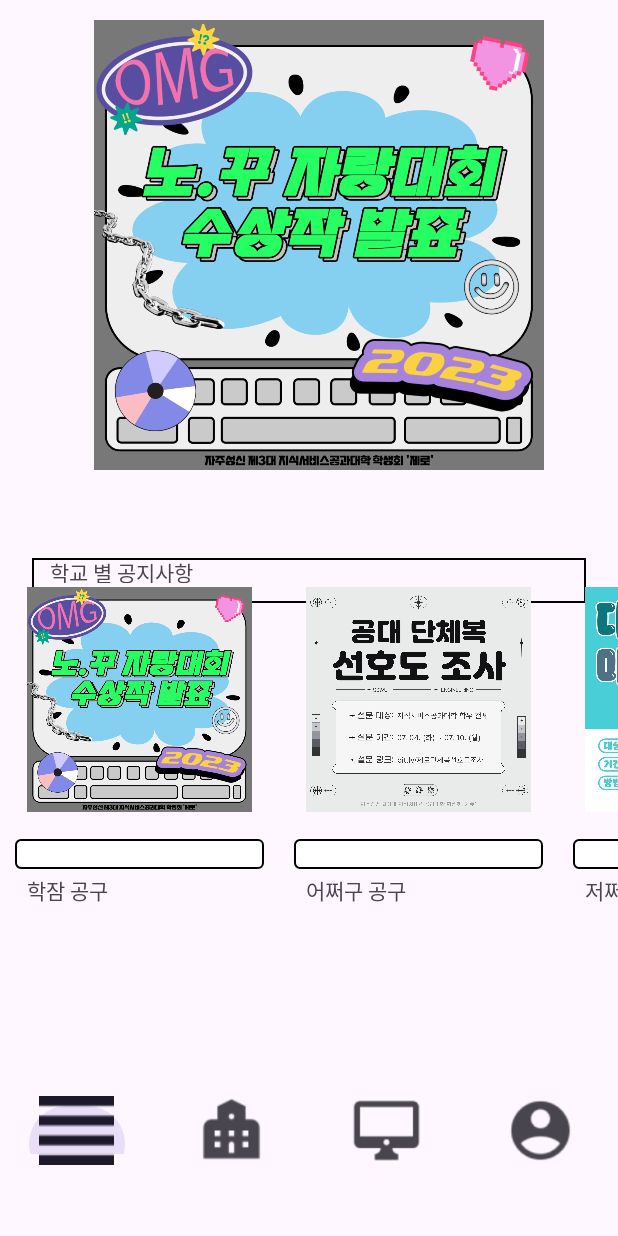
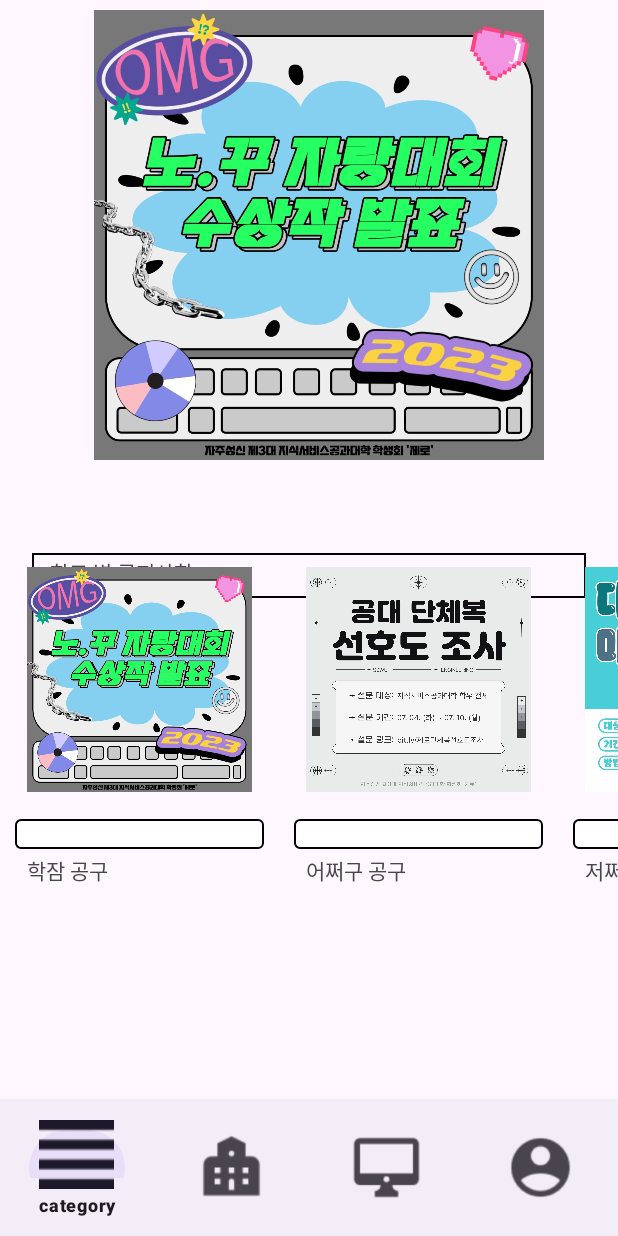
Before and after one commit to LeeYeRyeong/softwarechallenge_2023, an Android app: the screen it shows after launch (MainActivity), on a phone screen of 412 x 824 dp. Run offline under Robolectric (Android 15) with nearby library versions, the phone set to English and light mode, and no system bars.

Commit message:
테스트

```diff
--- a/app/src/main/java/com/example/cambus/MainActivity.java
+++ b/app/src/main/java/com/example/cambus/MainActivity.java
@@ -13,25 +13,47 @@ import androidx.annotation.Nullable;
 import androidx.appcompat.app.AppCompatActivity;
 import androidx.fragment.app.Fragment;
 
+import com.google.android.material.bottomnavigation.BottomNavigationView;
 import com.google.android.material.navigation.NavigationBarView;
 
 public class MainActivity extends AppCompatActivity {
 
-    Fragment category;
-    Fragment school;
-    Fragment department;
-    Fragment user;
+    @Override
+    protected void onCreate(Bundle savedInstanceState) {
+        super.onCreate(savedInstanceState);
+        setContentView(R.layout.activity_fragmant);
 
-    @Override
-    protected void onCreate(@Nullable Bundle savedInstanceState) {
-        super.onCreate(savedInstanceState);
-        setContentView(R.layout.school_home);
 
-        school = new Fragment();
-        department = new Fragment();
-        user = new Fragment();
+        // 프래그먼트 객체 선언
+        Fragment fragmentSchool = new school();
+        Fragment fragmentDepartment = new department();
+        Fragment fragmentUser = new user();
 
-        getSupportFragmentManager().beginTransaction().replace(androidx.fragment.R.id.action_container, school).commit();
+        //제일 처음 띄워줄 뷰를 세팅해줍니다. commit();까지 해줘야 합니다.
+        getSupportFragmentManager().beginTransaction().replace(R.id.frame_layout, fragmentSchool).commitAllowingStateLoss();
 
+        // 바텀 네비게이션 객체 선언
+        BottomNavigationView bottomNavigationView = findViewById(R.id.bottom_navigation);
+
+        // 바텀 네비게이션 클릭 리스너 설정
+        bottomNavigationView.setOnNavigationItemSelectedListener(new BottomNavigationView.OnNavigationItemSelectedListener() {
+            @Override
+            public boolean onNavigationItemSelected(@NonNull MenuItem item) {
+
+                int itemId = item.getItemId();
+                if (itemId == R.id.menu_schoolhome) {// replace(프레그먼트를 띄워줄 frameLayout, 교체할 fragment 객체)
+                    getSupportFragmentManager().beginTransaction().replace(R.id.frame_layout, fragmentSchool).commitAllowingStateLoss();
+                    return true;
+                } else if (itemId == R.id.menu_departmenthome) {
+                    getSupportFragmentManager().beginTransaction().replace(R.id.frame_layout, fragmentDepartment).commitAllowingStateLoss();
+                    return true;
+                } else if (itemId == R.id.menu_user) {
+                    getSupportFragmentManager().beginTransaction().replace(R.id.frame_layout, fragmentUser).commitAllowingStateLoss();
+                    return true;
+                }
+                return false;
+            }
+        });
     }
+
 }
--- a/app/src/main/java/com/example/cambus/school.java
+++ b/app/src/main/java/com/example/cambus/school.java
@@ -1,14 +1,22 @@
 package com.example.cambus;
 
+import android.os.Bundle;
 
-import android.os.Bundle;
 import androidx.fragment.app.Fragment;
+
 import android.view.LayoutInflater;
 import android.view.View;
 import android.view.ViewGroup;
 
+
 public class school extends Fragment {
-    public View onCreateView(LayoutInflater inflater, ViewGroup container, Bundle savedInstanceState) {
+
+
+
+    @Override
+    public View onCreateView(LayoutInflater inflater, ViewGroup container,
+                             Bundle savedInstanceState) {
+        // Inflate the layout for this fragment
         return inflater.inflate(R.layout.school_home, container, false);
     }
 }
--- /dev/null
+++ b/app/src/main/res/layout/activity_fragmant.xml
@@ -0,0 +1,35 @@
+<?xml version="1.0" encoding="utf-8"?>
+<androidx.constraintlayout.widget.ConstraintLayout xmlns:android="http://schemas.android.com/apk/res/android"
+    xmlns:app="http://schemas.android.com/apk/res-auto"
+    xmlns:tools="http://schemas.android.com/tools"
+    android:layout_width="match_parent"
+    android:layout_height="match_parent"
+    android:orientation="vertical"
+    tools:context=".MainActivity">
+
+    <FrameLayout
+        android:id="@+id/frame_layout"
+        android:layout_width="match_parent"
+        android:layout_height="match_parent"
+        tools:layout_editor_absoluteX="203dp"
+        tools:layout_editor_absoluteY="281dp"
+
+        android:contentDescription="button_layout"
+        app:layout_constraintEnd_toEndOf="parent"
+        app:layout_constraintHorizontal_bias="0.0"
+        app:layout_constraintStart_toStartOf="parent"
+        app:layout_constraintTop_toTopOf="parent"
+        tools:layout_editor_adsoluteX="0dp">
+
+        <com.google.android.material.bottomnavigation.BottomNavigationView
+            android:id="@+id/bottom_navigation"
+            android:layout_width="match_parent"
+            android:layout_height="91dp"
+            android:layout_gravity="bottom"
+            android:layout_weight="1"
+            android:contentDescription="button"
+            app:itemIconSize="50dp"
+            app:menu="@menu/main_menu_bottom" />
+    </FrameLayout>
+
+</androidx.constraintlayout.widget.ConstraintLayout>
--- a/app/src/main/res/layout/category_button.xml
+++ b/app/src/main/res/layout/category_button.xml
@@ -1,16 +1,17 @@
 <?xml version="1.0" encoding="utf-8"?>
+
 <LinearLayout xmlns:android="http://schemas.android.com/apk/res/android"
     xmlns:tools="http://schemas.android.com/tools"
     android:layout_width="match_parent"
     android:layout_height="match_parent"
-    tools:context=".Category">
+    tools:context=".department">
 
     <ImageView
         android:layout_width="match_parent"
         android:layout_height="match_parent"
         android:layout_gravity="center"
         android:background="@drawable/button_clear"
-        android:src="@drawable/category"/>
+        android:src="@drawable/imac"/>
 
 
 </LinearLayout>
--- a/app/src/main/res/layout/schoolhome_button.xml
+++ b/app/src/main/res/layout/fragment_department.xml
@@ -1,16 +1,17 @@
 <?xml version="1.0" encoding="utf-8"?>
+
 <LinearLayout xmlns:android="http://schemas.android.com/apk/res/android"
     xmlns:tools="http://schemas.android.com/tools"
     android:layout_width="match_parent"
     android:layout_height="match_parent"
-    tools:context=".SchoolHome">
+    tools:context=".department">
 
     <ImageView
         android:layout_width="match_parent"
         android:layout_height="match_parent"
         android:layout_gravity="center"
         android:background="@drawable/button_clear"
-        android:src="@drawable/schoolhome"/>
+        android:src="@drawable/imac"/>
 
 
 </LinearLayout>
--- a/app/src/main/res/layout/department_button.xml
+++ b/app/src/main/res/layout/fragment_school.xml
@@ -1,17 +1,17 @@
 <?xml version="1.0" encoding="utf-8"?>
-
 <LinearLayout xmlns:android="http://schemas.android.com/apk/res/android"
     xmlns:tools="http://schemas.android.com/tools"
     android:layout_width="match_parent"
     android:layout_height="match_parent"
-    tools:context=".DepartmentHome">
+    tools:context=".school">
 
     <ImageView
         android:layout_width="match_parent"
         android:layout_height="match_parent"
         android:layout_gravity="center"
         android:background="@drawable/button_clear"
-        android:src="@drawable/imac"/>
+        android:src="@drawable/schoolhome"
+        />
 
 
 </LinearLayout>
--- a/app/src/main/res/layout/school_home.xml
+++ b/app/src/main/res/layout/school_home.xml
@@ -7,7 +7,7 @@
     tools:context=".MainActivity">
 
     <ImageView
-        android:id="@+id/ib_mainimage"
+        android:id="@+id/iv_mainimage"
         android:layout_width="380dp"
         android:layout_height="300dp"
         android:layout_marginTop="10dp"
@@ -17,6 +17,7 @@
         app:layout_constraintBottom_toTopOf="@+id/hv_schoolhome"
         app:layout_constraintEnd_toEndOf="parent"
         app:layout_constraintTop_toTopOf="parent" />
+
 
     <TextView
         android:id="@+id/tv_memo"
@@ -30,32 +31,6 @@
         app:layout_constraintTop_toTopOf="parent"
         app:layout_constraintVertical_bias="0.46" />
 
-    <FrameLayout
-        android:id="@+id/menu_frame"
-        android:layout_width="0dp"
-        android:layout_height="match_parent"
-        android:layout_marginTop="2dp"
-        app:layout_constraintEnd_toEndOf="parent"
-        app:layout_constraintStart_toStartOf="parent"
-        app:layout_constraintTop_toTopOf="@+id/ib_mainimage">
-
-    </FrameLayout>
-
-    <com.google.android.material.bottomnavigation.BottomNavigationView
-        android:id="@+id/menu_bottom_navigation"
-        android:layout_width="0dp"
-        android:layout_height="wrap_content"
-        android:layout_gravity="bottom"
-        android:background="@drawable/button_clear"
-        android:contentDescription="menu"
-        app:itemIconSize="50dp"
-        app:labelVisibilityMode="unlabeled"
-        app:layout_constraintBottom_toBottomOf="parent"
-        app:layout_constraintEnd_toEndOf="parent"
-        app:layout_constraintStart_toStartOf="parent"
-        app:layout_constraintTop_toBottomOf="@+id/hv_schoolhome"
-        app:menu="@menu/main_menu_bottom" />
-
     <View
         android:id="@+id/view"
         android:layout_width="369dp"
@@ -67,16 +42,15 @@
         app:layout_constraintBottom_toBottomOf="parent"
         app:layout_constraintEnd_toEndOf="parent"
         app:layout_constraintStart_toStartOf="parent"
-        app:layout_constraintTop_toBottomOf="@+id/ib_mainimage" />
+        app:layout_constraintTop_toBottomOf="@+id/iv_mainimage" />
 
     <HorizontalScrollView
         android:id="@+id/hv_schoolhome"
         android:layout_width="0dp"
-        android:layout_height="wrap_content"
-        android:layout_marginTop="343dp"
-        android:layout_marginBottom="10dp"
+        android:layout_height="250dp"
+        android:layout_marginTop="360dp"
         android:contentDescription="학교별 공구 보는 화면"
-        app:layout_constraintBottom_toTopOf="@+id/menu_bottom_navigation"
+
         app:layout_constraintEnd_toEndOf="parent"
         app:layout_constraintStart_toStartOf="parent"
         app:layout_constraintTop_toTopOf="parent">
@@ -85,6 +59,7 @@
             android:layout_width="wrap_content"
             android:layout_height="300dp"
             android:orientation="horizontal">
+
 
             <LinearLayout
                 android:layout_width="match_parent"
@@ -116,7 +91,6 @@
                     android:text="학잠 공구" />
 
             </LinearLayout>
-
 
             <LinearLayout
                 android:layout_width="match_parent"
--- a/app/src/main/res/menu/main_menu_bottom.xml
+++ b/app/src/main/res/menu/main_menu_bottom.xml
@@ -19,7 +19,7 @@
         android:icon="@drawable/imac"
         android:title="department_home"
         app:showAsAction="always"/>
-  >
+
     <item
         android:id="@+id/menu_user"
         android:icon="@drawable/user"
```
Also changed, not shown: app/src/main/java/com/example/cambus/department.java (+8 -2 lines), app/src/main/java/com/example/cambus/user.java (+9 -4 lines), app/src/main/res/layout/department_home.xml (+1 -25 lines), app/src/main/res/layout/user.xml (+0 -48 lines), app/src/main/res/layout/fragment_user.xml (renamed from app/src/main/res/layout/user_button.xml).
